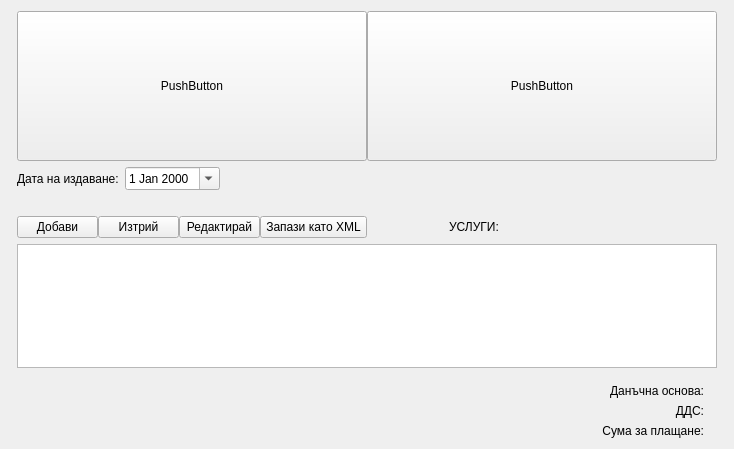
Old version of the form src/View/FinancialView/FinancialView.ui in the repository thefinalcutbg/DinoDent.
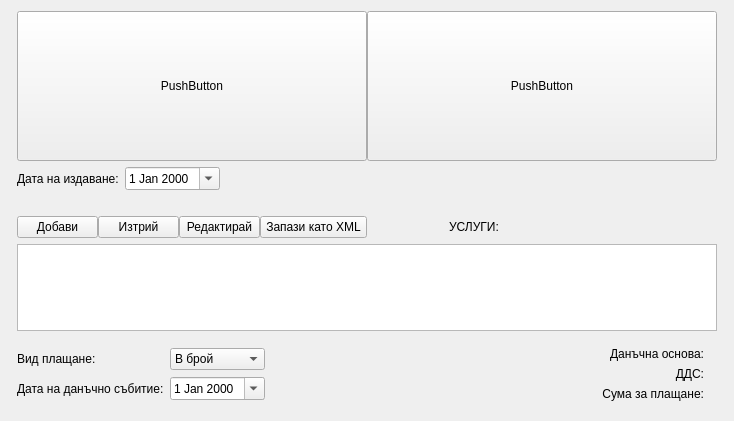
New version of the form. Custom widgets are drawn as their Qt base class.

Commit message: PaymentType and TaxEventDate made editable

What changed in the file:
```diff
--- a/src/View/FinancialView/FinancialView.ui
+++ b/src/View/FinancialView/FinancialView.ui
@@ -7,7 +7,7 @@
     <x>0</x>
     <y>0</y>
     <width>734</width>
-    <height>449</height>
+    <height>421</height>
    </rect>
   </property>
   <property name="sizePolicy">
@@ -25,7 +25,10 @@
   <property name="windowTitle">
    <string>FinancialView</string>
   </property>
-  <layout class="QHBoxLayout" name="horizontalLayout_6">
+  <layout class="QHBoxLayout" name="horizontalLayout_9">
+   <property name="bottomMargin">
+    <number>20</number>
+   </property>
    <item>
     <spacer name="horizontalSpacer_3">
      <property name="orientation">
@@ -274,6 +277,53 @@
        <property name="topMargin">
         <number>10</number>
        </property>
+       <item>
+        <layout class="QHBoxLayout" name="horizontalLayout_8">
+         <item>
+          <layout class="QVBoxLayout" name="verticalLayout_5">
+           <item>
+            <widget class="QLabel" name="label_6">
+             <property name="text">
+              <string>Вид плащане:</string>
+             </property>
+            </widget>
+           </item>
+           <item>
+            <widget class="QLabel" name="label_5">
+             <property name="text">
+              <string>Дата на данъчно събитие:</string>
+             </property>
+            </widget>
+           </item>
+          </layout>
+         </item>
+         <item>
+          <layout class="QVBoxLayout" name="verticalLayout_6">
+           <item>
+            <widget class="QComboBox" name="paymentTypeCombo">
+             <item>
+              <property name="text">
+               <string>В брой</string>
+              </property>
+             </item>
+             <item>
+              <property name="text">
+               <string>Банков път</string>
+              </property>
+             </item>
+            </widget>
+           </item>
+           <item>
+            <widget class="QDateEdit" name="taxEventDateEdit">
+             <property name="calendarPopup">
+              <bool>true</bool>
+             </property>
+            </widget>
+           </item>
+          </layout>
+         </item>
+        </layout>
+       </item>
        <item>
         <spacer name="horizontalSpacer">
          <property name="orientation">
```
The commit also changes 4 other files.
